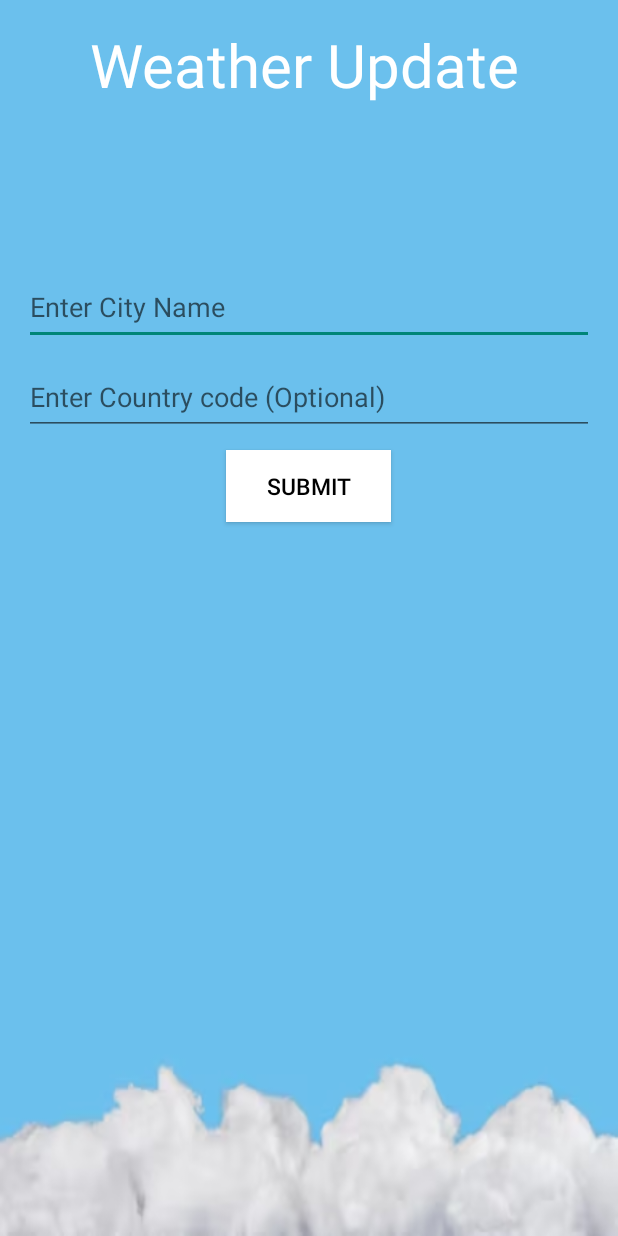
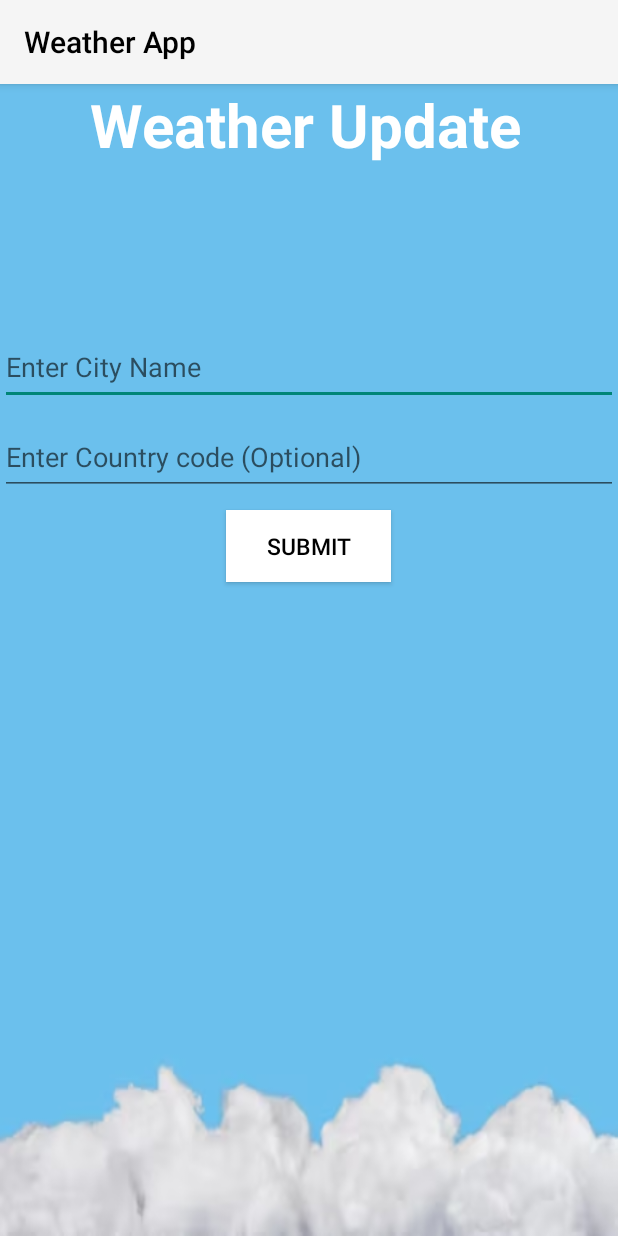
Before and after one commit to Gayatrigite/basicweatherapp, an Android app: the screen it shows after launch (MainActivity), on a phone screen of 412 x 824 dp. Run offline under Robolectric (Android 15) with nearby library versions, the phone set to English and light mode, and no system bars; our stand-ins replace Volley; 1 statement that could not run was skipped.

Commit message:
weather app

```diff
--- a/app/src/main/java/com/example/basicweatherapp/MainActivity.java
+++ b/app/src/main/java/com/example/basicweatherapp/MainActivity.java
@@ -9,6 +9,7 @@ import android.view.View;
 import android.widget.EditText;
 import android.widget.TextView;
 import android.widget.Toast;
+import android.widget.Toolbar;
 
 import com.android.volley.Request;
 import com.android.volley.RequestQueue;
@@ -28,15 +29,19 @@ public class MainActivity extends AppCompatActivity {
     TextView tvResult;
     private final String url = "https://api.openweathermap.org/data/2.5/weather";
     private final String appid = "92c0410c0e6e4f3a5ea70c5b8923cc5f";
+    private Toolbar mToolbar;
+
     DecimalFormat df = new DecimalFormat("#.##");
     @Override
     protected void onCreate(Bundle savedInstanceState) {
         super.onCreate(savedInstanceState);
         setContentView(R.layout.activity_main);
+        mToolbar = findViewById(R.id.toolbar);
         etCity = findViewById(R.id.etCity);
         etCountry = findViewById(R.id.etCountry);
         tvResult = findViewById(R.id.tvResult);
     }
+
 
     public void getWeatherDetails(View view) {
         String tempUrl = "";
--- a/app/src/main/res/layout/activity_main.xml
+++ b/app/src/main/res/layout/activity_main.xml
@@ -6,14 +6,30 @@
     android:layout_height="match_parent"
     android:background="@drawable/img"
     android:orientation="vertical"
-    android:padding="16dp"
     tools:context=".MainActivity">
+
+    <com.google.android.material.appbar.AppBarLayout
+        android:id="@+id/app_bar_layout"
+        android:layout_width="match_parent"
+        android:layout_height="wrap_content">
+
+        <com.google.android.material.appbar.MaterialToolbar
+            android:id="@+id/toolbar"
+            android:layout_width="match_parent"
+            android:layout_height="?attr/actionBarSize"
+            android:background="?attr/colorPrimary"
+            android:theme="@style/ThemeOverlay.MaterialComponents.ActionBar"
+            app:titleTextColor="@android:color/black"
+            app:title="Weather App" />
+
+    </com.google.android.material.appbar.AppBarLayout>
 
     <TextView
         android:layout_width="291dp"
         android:layout_height="93dp"
         android:layout_gravity="center"
         android:text="Weather Update"
+        android:textStyle="bold"
         android:textColor="@android:color/white"
         android:textSize="40sp" />
 
```
Also changed, not shown: app/src/main/AndroidManifest.xml (+12 -3 lines), app/src/main/java/com/example/basicweatherapp/SplashScreenActivity.java (added, +29 -0 lines), app/src/main/res/layout/activity_splash_screen.xml (added, +28 -0 lines).
